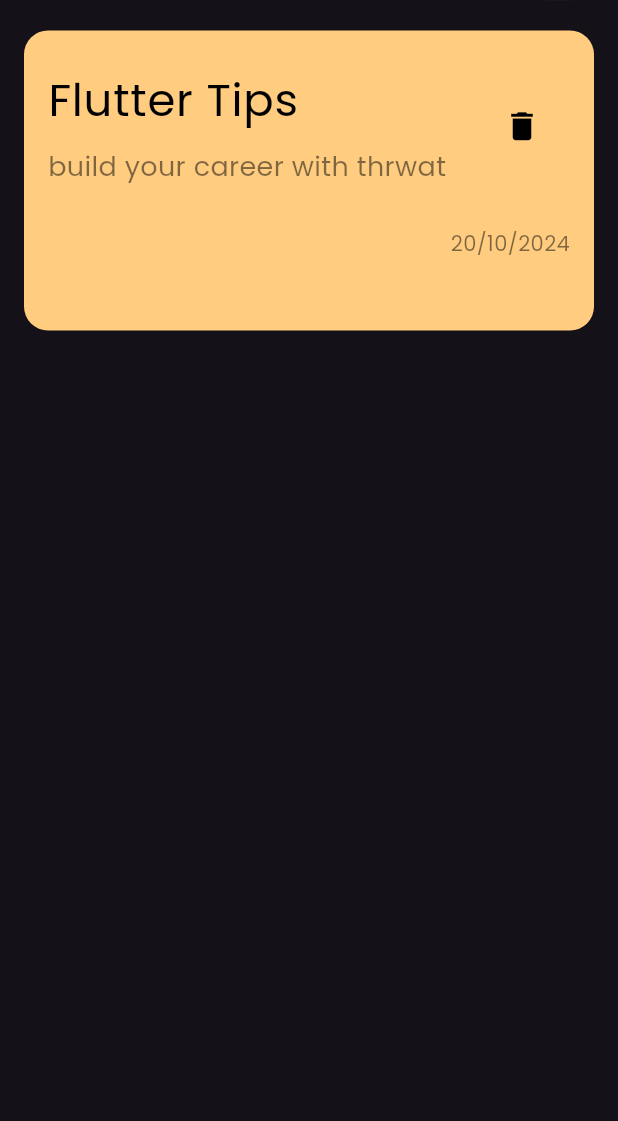
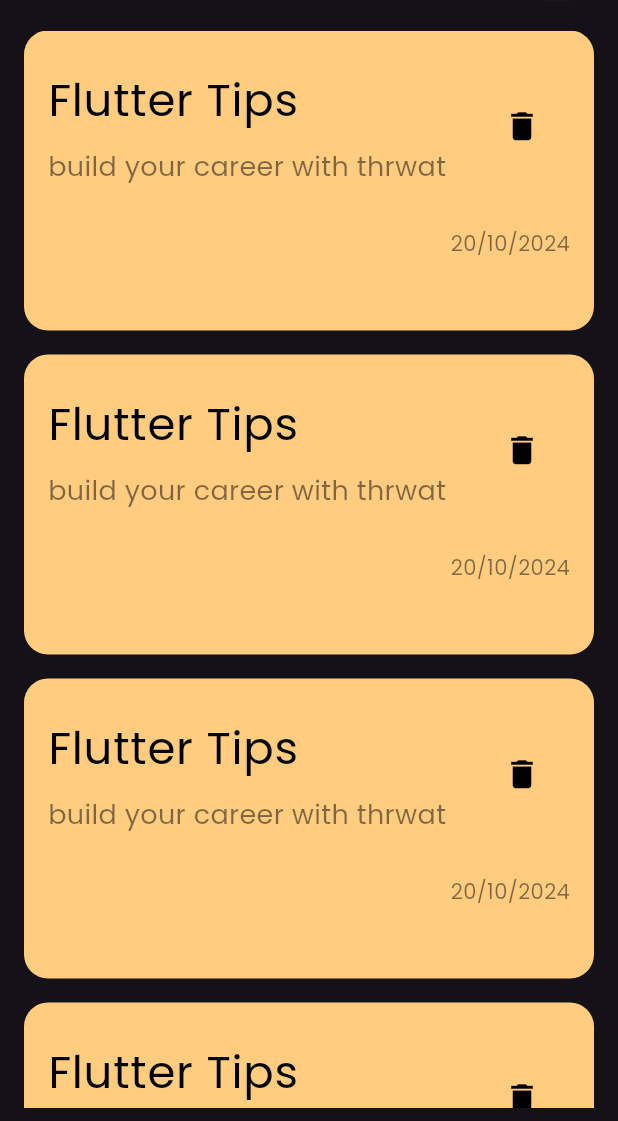
Before and after one commit to hamza-alhinawi/Note_App, a Flutter app: the screen it shows after launch, on a phone screen of 412 x 824 dp, the part 115-1236 px from its top. Run offline on Flutter 3.47's test engine with Material 3 defaults, Android fonts, the phone set to English and light mode, and no system bars.

Commit message:
CREATE Notes List View

```diff
--- a/lib/widgets/custom_note_item.dart
+++ b/lib/widgets/custom_note_item.dart
@@ -6,6 +6,7 @@ class CustomNoteItem extends StatelessWidget {
   @override
   Widget build(BuildContext context) {
     return Container(
+      margin: EdgeInsets.only(bottom: 16),
       padding: const EdgeInsets.only(top: 16, bottom: 16),
       height: 200,
       width: double.infinity,
--- /dev/null
+++ b/lib/widgets/custom_note_list_view.dart
@@ -0,0 +1,18 @@
+import 'package:flutter/material.dart';
+import 'package:note_app/widgets/custom_note_item.dart';
+
+class CustomNoteListView extends StatelessWidget {
+  const CustomNoteListView({super.key});
+
+  @override
+  Widget build(BuildContext context) {
+    return Expanded(
+      child: ListView.builder(
+        itemCount: 10,
+        itemBuilder: (context, index) {
+          return CustomNoteItem();
+        },
+      ),
+    );
+  }
+}
--- a/lib/widgets/notes_view_body.dart
+++ b/lib/widgets/notes_view_body.dart
@@ -1,6 +1,6 @@
 import 'package:flutter/material.dart';
 import 'package:note_app/widgets/custom_app_bar.dart';
-import 'package:note_app/widgets/custom_note_item.dart';
+import 'package:note_app/widgets/custom_note_list_view.dart';
 
 class NotesViewBody extends StatelessWidget {
   const NotesViewBody({super.key});
@@ -10,7 +10,7 @@ class NotesViewBody extends StatelessWidget {
     return Scaffold(
       body: Padding(
         padding: const EdgeInsets.symmetric(horizontal: 16.0, vertical: 9),
-        child: Column(children: [CustomAppBar(), CustomNoteItem()]),
+        child: Column(children: [CustomAppBar(), CustomNoteListView()]),
       ),
     );
   }
```
